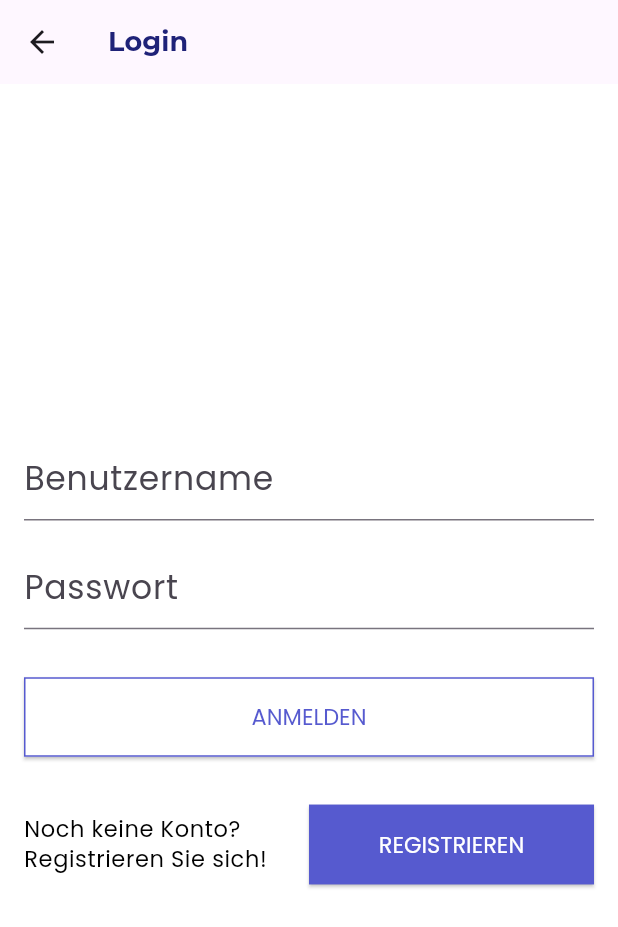
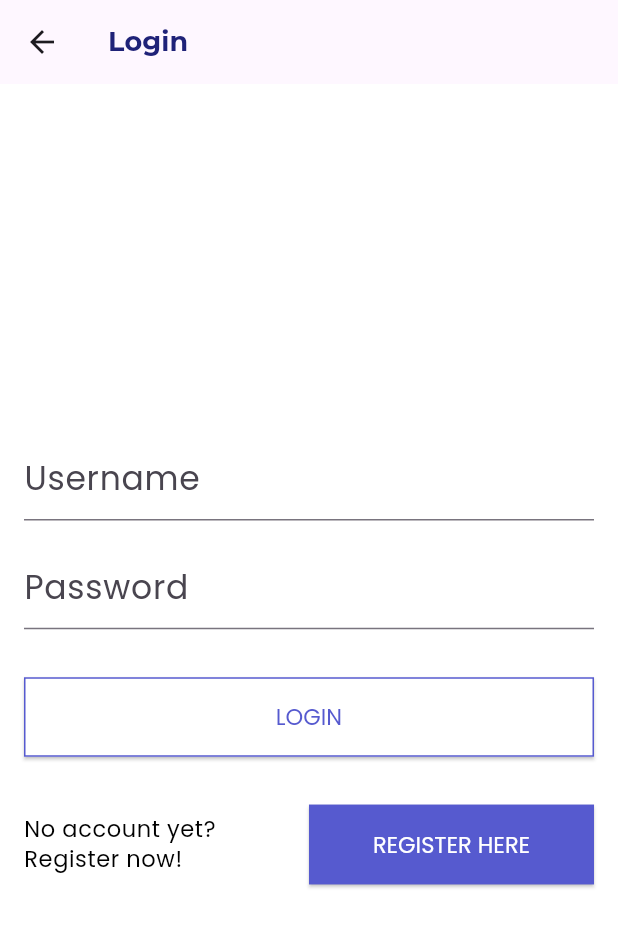
Before and after one commit to veroscsj4/app-for-public-health, a Flutter app: the LoginScreen screen opened directly, on a phone screen of 412 x 824 dp. Shown: the top 927 px of the screen. Run offline on Flutter 3.47's test engine with Material 3 defaults, Android fonts, the phone set to English and light mode, and no system bars; our stand-ins replace get, google_fonts.

Commit message:
Text auf englisch

```diff
--- a/mobile_app_for_public_health/lib/src/screens/welcome/login.dart
+++ b/mobile_app_for_public_health/lib/src/screens/welcome/login.dart
@@ -27,14 +27,14 @@ class _LoginScreenState extends State<LoginScreen> {
             children: [
               TextField(
                 controller: _usernameController,
-                decoration: const InputDecoration(labelText: 'Benutzername'),
+                decoration: const InputDecoration(labelText: 'Username'),
                 style: Theme.of(context).textTheme.bodySmall,
               ),
               const SizedBox(height: 16.0),
               TextField(
                 controller: _passwordController,
                 obscureText: true,
-                decoration: const InputDecoration(labelText: 'Passwort'),
+                decoration: const InputDecoration(labelText: 'Password'),
                 style: Theme.of(context).textTheme.bodySmall,
               ),
               const SizedBox(height: 32.0),
@@ -47,10 +47,10 @@ class _LoginScreenState extends State<LoginScreen> {
                           // TODO DB
                           String username = _usernameController.text;
                           String password = _passwordController.text;
-                          print('Benutzername: $username, Passwort: $password');
+                          print('Username: $username, Password: $password');
                         },
                         style: Theme.of(context).outlinedButtonTheme.style,
-                        child: Text("Anmelden".toUpperCase())),
+                        child: Text("Login".toUpperCase())),
                   ),
                 ],
               ),
@@ -58,7 +58,7 @@ class _LoginScreenState extends State<LoginScreen> {
               Row(
                 children: [
                   Expanded(
-                    child: Text('Noch keine Konto? Registrieren Sie sich!',
+                    child: Text('No account yet? Register now!',
                         style: Theme.of(context).textTheme.bodySmall),
                   ),
                   const SizedBox(height: 32.0),
@@ -66,7 +66,7 @@ class _LoginScreenState extends State<LoginScreen> {
                       child: ElevatedButton(
                           onPressed: () {},
                           style: Theme.of(context).elevatedButtonTheme.style,
-                          child: Text("Registrieren".toUpperCase()))),
+                          child: Text("Register here".toUpperCase()))),
                 ],
               )
             ],
--- a/mobile_app_for_public_health/lib/src/screens/welcome/welcome.dart
+++ b/mobile_app_for_public_health/lib/src/screens/welcome/welcome.dart
@@ -19,7 +19,7 @@ class WelcomePage extends StatelessWidget {
             Column(
               children: [
                 Text(
-                  "Willkommen",
+                  "Welcome",
                   style: Theme.of(context).textTheme.headlineMedium,
                   textAlign: TextAlign.center,
                 ),
@@ -38,7 +38,7 @@ class WelcomePage extends StatelessWidget {
                       Get.to(()=>const LoginScreen());
                     },
                     style: Theme.of(context).outlinedButtonTheme.style,
-                    child: Text("Anmelden".toUpperCase()),
+                    child: Text("Login".toUpperCase()),
                   ),
                 ),
                 const SizedBox(
@@ -48,7 +48,7 @@ class WelcomePage extends StatelessWidget {
                   child: ElevatedButton(
                       onPressed: () {},
                       style: Theme.of(context).elevatedButtonTheme.style,
-                      child: Text("Registrieren".toUpperCase())
+                      child: Text("Register here".toUpperCase())
                   ),
                 ),
               ],
```
